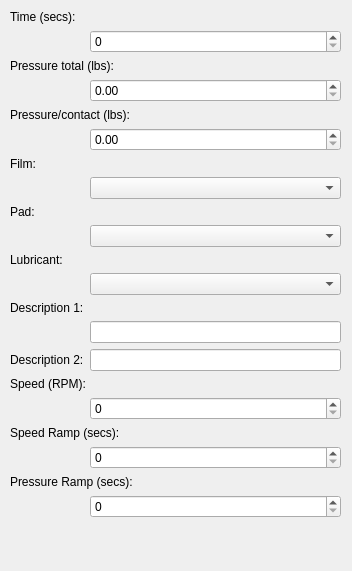
gcooper-dgo/polisher, file step.ui: the form before one commit.
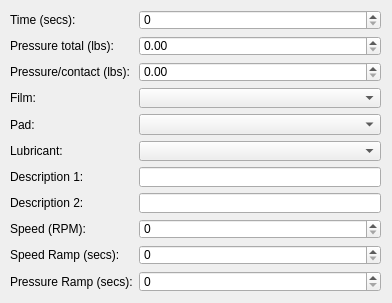
The form after the commit.

```diff
--- a/step.ui
+++ b/step.ui
@@ -6,8 +6,8 @@
    <rect>
     <x>0</x>
     <y>0</y>
-    <width>352</width>
-    <height>571</height>
+    <width>392</width>
+    <height>303</height>
    </rect>
   </property>
   <property name="windowTitle">
@@ -18,119 +18,119 @@
     <rect>
      <x>10</x>
      <y>10</y>
-     <width>331</width>
-     <height>551</height>
+     <width>371</width>
+     <height>282</height>
     </rect>
    </property>
    <layout class="QFormLayout" name="formLayout">
-    <item row="0" column="0" colspan="2">
+    <item row="0" column="0">
      <widget class="QLabel" name="lbl_step_time">
       <property name="text">
        <string>Time (secs):</string>
       </property>
      </widget>
     </item>
-    <item row="2" column="1">
+    <item row="0" column="1">
      <widget class="QSpinBox" name="time"/>
     </item>
-    <item row="3" column="0" colspan="2">
+    <item row="1" column="0">
      <widget class="QLabel" name="lbl_step_pressure">
       <property name="text">
        <string>Pressure total (lbs):</string>
       </property>
      </widget>
     </item>
-    <item row="5" column="1">
+    <item row="1" column="1">
      <widget class="QDoubleSpinBox" name="pressure"/>
     </item>
-    <item row="6" column="0" colspan="2">
+    <item row="2" column="0">
      <widget class="QLabel" name="lbl_step_pressure_2">
       <property name="text">
        <string>Pressure/contact (lbs):</string>
       </property>
      </widget>
     </item>
-    <item row="8" column="1">
+    <item row="2" column="1">
      <widget class="QDoubleSpinBox" name="pressure_per_contact"/>
     </item>
-    <item row="9" column="0" colspan="2">
+    <item row="3" column="0">
      <widget class="QLabel" name="lbl_step_film">
       <property name="text">
        <string>Film:</string>
       </property>
      </widget>
     </item>
-    <item row="11" column="1">
+    <item row="3" column="1">
      <widget class="QComboBox" name="cbo_film"/>
     </item>
-    <item row="12" column="0" colspan="2">
+    <item row="4" column="0">
      <widget class="QLabel" name="lbl_step_pad">
       <property name="text">
        <string>Pad:</string>
       </property>
      </widget>
     </item>
-    <item row="14" column="1">
+    <item row="4" column="1">
      <widget class="QComboBox" name="cbo_Pad"/>
     </item>
-    <item row="15" column="0" colspan="2">
+    <item row="5" column="0">
      <widget class="QLabel" name="lbl_step_lubricant">
       <property name="text">
        <string>Lubricant:</string>
       </property>
      </widget>
     </item>
-    <item row="17" column="1">
+    <item row="5" column="1">
      <widget class="QComboBox" name="cbo_lubricant"/>
     </item>
-    <item row="18" column="0" colspan="2">
+    <item row="6" column="0">
      <widget class="QLabel" name="lbl_step_desc1">
       <property name="text">
        <string>Description 1:</string>
       </property>
      </widget>
     </item>
-    <item row="19" column="1">
+    <item row="6" column="1">
      <widget class="QLineEdit" name="desc1"/>
     </item>
-    <item row="21" column="0">
+    <item row="7" column="0">
      <widget class="QLabel" name="lbl_step_desc2">
       <property name="text">
        <string>Description 2:</string>
       </property>
      </widget>
     </item>
-    <item row="21" column="1">
+    <item row="7" column="1">
      <widget class="QLineEdit" name="desc2"/>
     </item>
-    <item row="24" column="0" colspan="2">
+    <item row="8" column="0">
      <widget class="QLabel" name="lbl_step_speed">
       <property name="text">
        <string>Speed (RPM):</string>
       </property>
      </widget>
     </item>
-    <item row="26" column="1">
+    <item row="8" column="1">
      <widget class="QSpinBox" name="speed"/>
     </item>
-    <item row="27" column="0" colspan="2">
+    <item row="9" column="0">
      <widget class="QLabel" name="lbl_step_speed_ramp">
       <property name="text">
        <string>Speed Ramp (secs):</string>
       </property>
      </widget>
     </item>
-    <item row="29" column="1">
+    <item row="9" column="1">
      <widget class="QSpinBox" name="speed_ramp"/>
     </item>
-    <item row="30" column="0" colspan="2">
+    <item row="10" column="0">
      <widget class="QLabel" name="lbl_step_pressure_ramp">
       <property name="text">
        <string>Pressure Ramp (secs):</string>
       </property>
      </widget>
     </item>
-    <item row="32" column="1">
+    <item row="10" column="1">
      <widget class="QSpinBox" name="pressure_ramp"/>
     </item>
    </layout>
```
